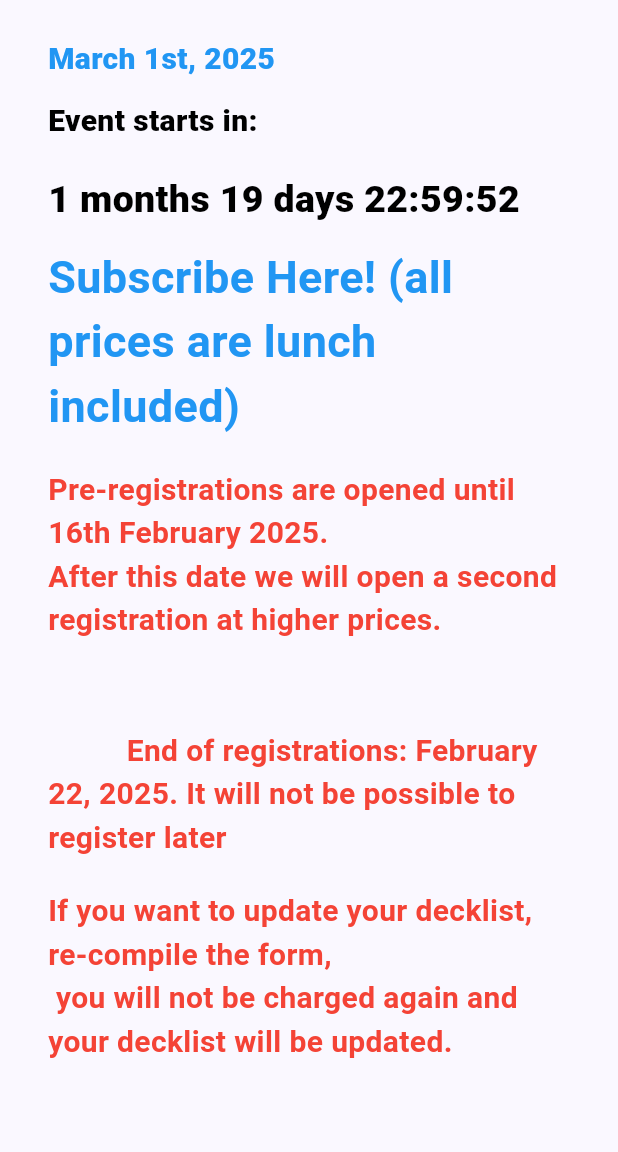
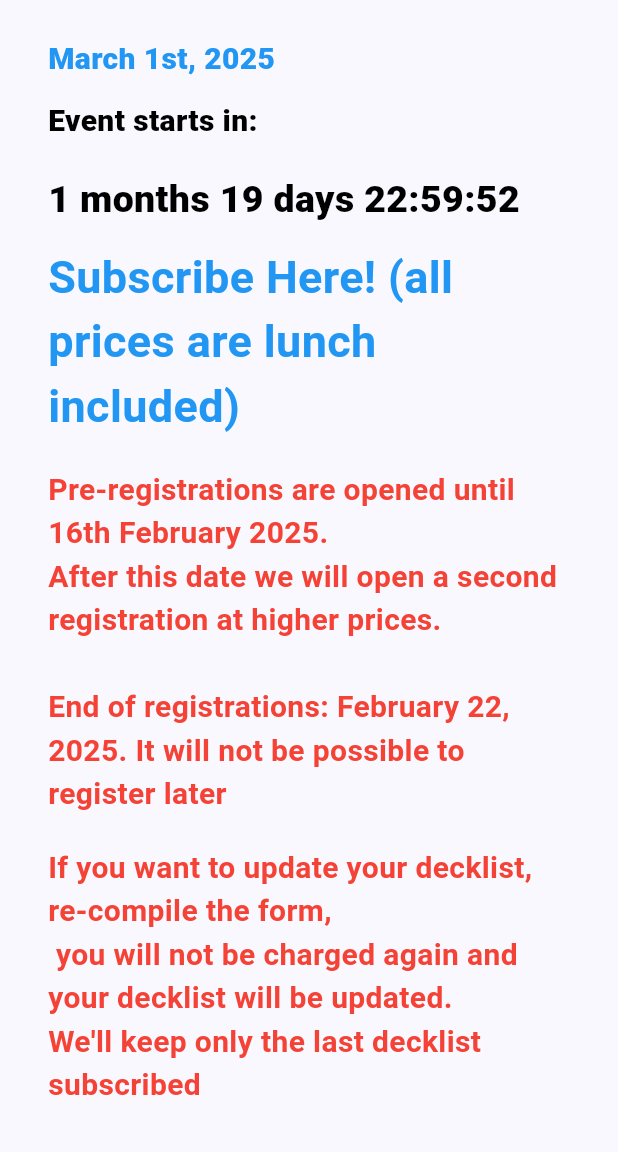
Before and after one commit to SimoParmeg/vtesitaly, a Flutter app: the screen it shows after launch, scrolled down 576 dp, on a phone screen of 412 x 824 dp, the part 84-1236 px from its top. Run offline on Flutter 3.47's test engine with Material 3 defaults, Android fonts, the phone set to English and light mode, and no system bars.

```diff
--- a/vtesitaly/lib/views/rows/event.dart
+++ b/vtesitaly/lib/views/rows/event.dart
@@ -233,8 +233,7 @@ class _EventRowState extends State<EventRow> {
           height: 20
         ),
         const Text(
-          """Pre-registrations are opened until 16th February 2025.\nAfter this date we will open a second registration at higher prices.\n\n
-          End of registrations: February 22, 2025. It will not be possible to register later""",
+          """Pre-registrations are opened until 16th February 2025.\nAfter this date we will open a second registration at higher prices.\n\nEnd of registrations: February 22, 2025. It will not be possible to register later""",
           style: TextStyle(
             fontSize: 20,
             fontWeight: FontWeight.w700,
@@ -245,8 +244,7 @@ class _EventRowState extends State<EventRow> {
           height: 20
         ),
         const Text(
-          """If you want to update your decklist, re-compile the form,\n you will not be charged again and your decklist will be updated.\n
-          We'll keep only the last decklist subscribed""",
+          """If you want to update your decklist, re-compile the form,\n you will not be charged again and your decklist will be updated.\nWe'll keep only the last decklist subscribed""",
           style: TextStyle(
             fontSize: 20,
             fontWeight: FontWeight.w700,
```
